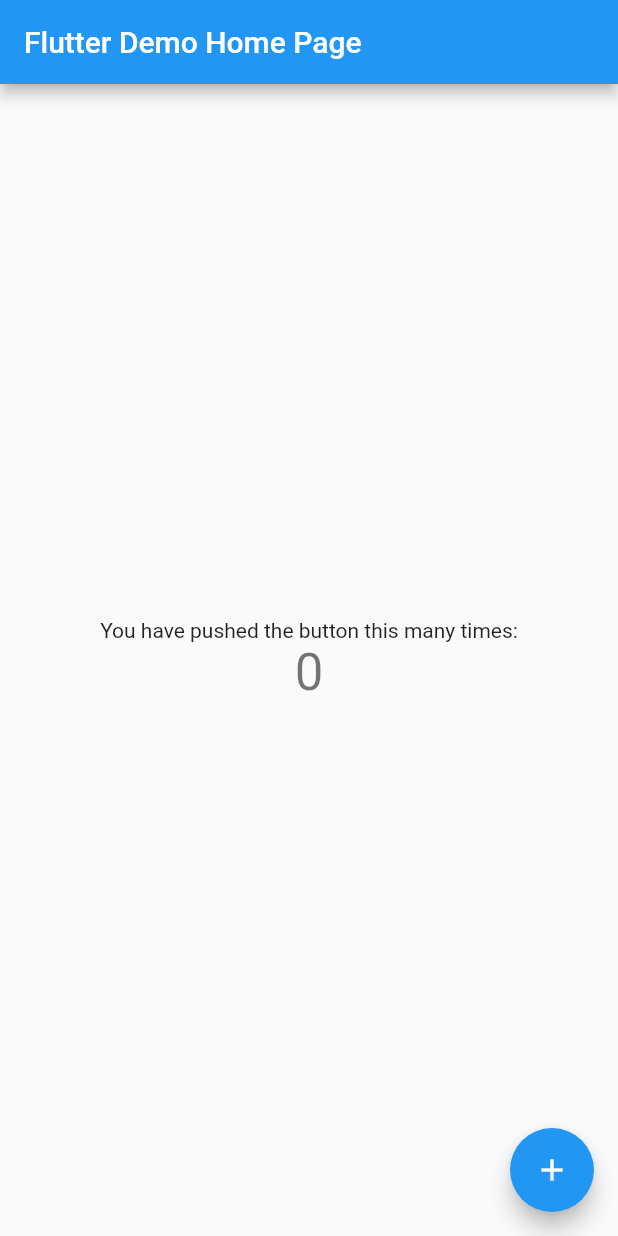
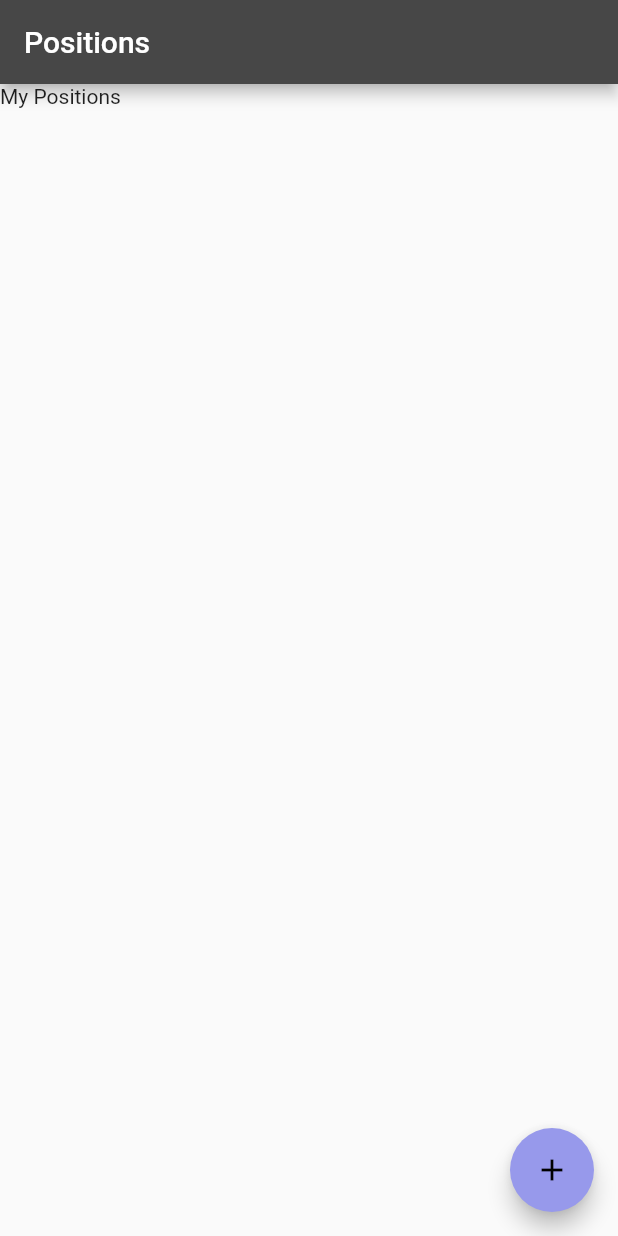
Before and after one commit to jacks205/justmnts, a Flutter app: the screen it shows after launch, on a phone screen of 412 x 824 dp. Run offline on Flutter 3.47's test engine with Material 2 defaults, Android fonts, the phone set to English and light mode, and no system bars; Roboto replaces fonts that are missing (Hind).

```diff
--- /dev/null
+++ b/lib/MainStore.dart
@@ -0,0 +1,5 @@
+import 'package:flutter/foundation.dart';
+
+class MainStore extends ChangeNotifier {
+  String title = 'My Positions';
+}
--- a/lib/main.dart
+++ b/lib/main.dart
@@ -1,7 +1,20 @@
 import 'package:flutter/material.dart';
+import 'package:justmnts/positions/PositionsPage.dart';
+import 'package:provider/provider.dart';
+
+import 'MainStore.dart';
 
 void main() {
-  runApp(MyApp());
+  runApp(
+    /// Providers are above [MyApp] instead of inside it, so that tests
+    /// can use [MyApp] while mocking the providers
+    MultiProvider(
+      providers: [
+        ChangeNotifierProvider(create: (_) => MainStore()),
+      ],
+      child: MyApp(),
+    ),
+  );
 }
 
 class MyApp extends StatelessWidget {
@@ -11,107 +24,23 @@ class MyApp extends StatelessWidget {
     return MaterialApp(
       title: 'Flutter Demo',
       theme: ThemeData(
-        // This is the theme of your application.
-        //
-        // Try running your application with "flutter run". You'll see the
-        // application has a blue toolbar. Then, without quitting the app, try
-        // changing the primarySwatch below to Colors.green and then invoke
-        // "hot reload" (press "r" in the console where you ran "flutter run",
-        // or simply save your changes to "hot reload" in a Flutter IDE).
-        // Notice that the counter didn't reset back to zero; the application
-        // is not restarted.
-        primarySwatch: Colors.blue,
-        // This makes the visual density adapt to the platform that you run
-        // the app on. For desktop platforms, the controls will be smaller and
-        // closer together (more dense) than on mobile platforms.
-        visualDensity: VisualDensity.adaptivePlatformDensity,
-      ),
-      home: MyHomePage(title: 'Flutter Demo Home Page'),
+          // Define the default brightness and colors.
+          brightness: Brightness.light,
+          primaryColor: Color.fromRGBO(71, 71, 71, 1),
+          accentColor: Color.fromRGBO(151, 153, 235, 1),
+
+          // Define the default font family.
+          // fontFamily: 'Georgia',
+
+          // Define the default TextTheme. Use this to specify the default
+          // text styling for headlines, titles, bodies of text, and more.
+          textTheme: TextTheme(
+            headline1: TextStyle(fontSize: 72.0, fontWeight: FontWeight.bold),
+            headline6: TextStyle(fontSize: 36.0, fontStyle: FontStyle.italic),
+            bodyText2: TextStyle(fontSize: 14.0, fontFamily: 'Hind'),
+          ),
+          visualDensity: VisualDensity.adaptivePlatformDensity),
+      home: PositionsPage(title: 'Positions'),
     );
   }
 }
-
-class MyHomePage extends StatefulWidget {
-  MyHomePage({Key key, this.title}) : super(key: key);
-
-  // This widget is the home page of your application. It is stateful, meaning
-  // that it has a State object (defined below) that contains fields that affect
-  // how it looks.
-
-  // This class is the configuration for the state. It holds the values (in this
-  // case the title) provided by the parent (in this case the App widget) and
-  // used by the build method of the State. Fields in a Widget subclass are
-  // always marked "final".
-
-  final String title;
-
-  @override
-  _MyHomePageState createState() => _MyHomePageState();
-}
-
-class _MyHomePageState extends State<MyHomePage> {
-  int _counter = 0;
-
-  void _incrementCounter() {
-    setState(() {
-      // This call to setState tells the Flutter framework that something has
-      // changed in this State, which causes it to rerun the build method below
-      // so that the display can reflect the updated values. If we changed
-      // _counter without calling setState(), then the build method would not be
-      // called again, and so nothing would appear to happen.
-      _counter++;
-    });
-  }
-
-  @override
-  Widget build(BuildContext context) {
-    // This method is rerun every time setState is called, for instance as done
-    // by the _incrementCounter method above.
-    //
-    // The Flutter framework has been optimized to make rerunning build methods
-    // fast, so that you can just rebuild anything that needs updating rather
-    // than having to individually change instances of widgets.
-    return Scaffold(
-      appBar: AppBar(
-        // Here we take the value from the MyHomePage object that was created by
-        // the App.build method, and use it to set our appbar title.
-        title: Text(widget.title),
-      ),
-      body: Center(
-        // Center is a layout widget. It takes a single child and positions it
-        // in the middle of the parent.
-        child: Column(
-          // Column is also a layout widget. It takes a list of children and
-          // arranges them vertically. By default, it sizes itself to fit its
-          // children horizontally, and tries to be as tall as its parent.
-          //
-          // Invoke "debug painting" (press "p" in the console, choose the
-          // "Toggle Debug Paint" action from the Flutter Inspector in Android
-          // Studio, or the "Toggle Debug Paint" command in Visual Studio Code)
-          // to see the wireframe for each widget.
-          //
-          // Column has various properties to control how it sizes itself and
-          // how it positions its children. Here we use mainAxisAlignment to
-          // center the children vertically; the main axis here is the vertical
-          // axis because Columns are vertical (the cross axis would be
-          // horizontal).
-          mainAxisAlignment: MainAxisAlignment.center,
-          children: <Widget>[
-            Text(
-              'You have pushed the button this many times:',
-            ),
-            Text(
-              '$_counter',
-              style: Theme.of(context).textTheme.headline4,
-            ),
-          ],
-        ),
-      ),
-      floatingActionButton: FloatingActionButton(
-        onPressed: _incrementCounter,
-        tooltip: 'Increment',
-        child: Icon(Icons.add),
-      ), // This trailing comma makes auto-formatting nicer for build methods.
-    );
-  }
-}
--- /dev/null
+++ b/lib/positions/PositionsPage.dart
@@ -0,0 +1,31 @@
+import 'package:flutter/material.dart';
+import 'package:flutter/widgets.dart';
+import 'package:provider/provider.dart';
+
+import '../MainStore.dart';
+
+class PositionsPage extends StatelessWidget {
+  final String title;
+  const PositionsPage({Key key, this.title}) : super(key: key);
+
+  @override
+  Widget build(BuildContext context) {
+    return Scaffold(
+        appBar: AppBar(
+          // Here we take the value from the MyHomePage object that was created by
+          // the App.build method, and use it to set our appbar title.
+          title: Text(this.title),
+        ),
+        body: Consumer<MainStore>(
+          builder: (context, model, child) => Container(
+            child: Text(model.title),
+          ),
+          child: Container(),
+        ),
+        floatingActionButton: FloatingActionButton(
+          // onPressed: _incrementCounter,
+          tooltip: 'Add Position',
+          child: Icon(Icons.add),
+        ));
+  }
+}
--- a/pubspec.yaml
+++ b/pubspec.yaml
@@ -23,6 +23,7 @@ environment:
 dependencies:
   flutter:
     sdk: flutter
+  provider: ^4.3.2+2
 
 
   # The following adds the Cupertino Icons font to your application.
```
Also changed, not shown: lib/adjustments/AdjustmentsWidget.dart (added, +12 -0 lines), lib/adjustments/CreateAdjustmentsPage.dart (added, +12 -0 lines), lib/positions/EditPositionPage.dart (added, +12 -0 lines), lib/positions/ViewPositionsPage.dart (added, +12 -0 lines), pubspec.lock.
